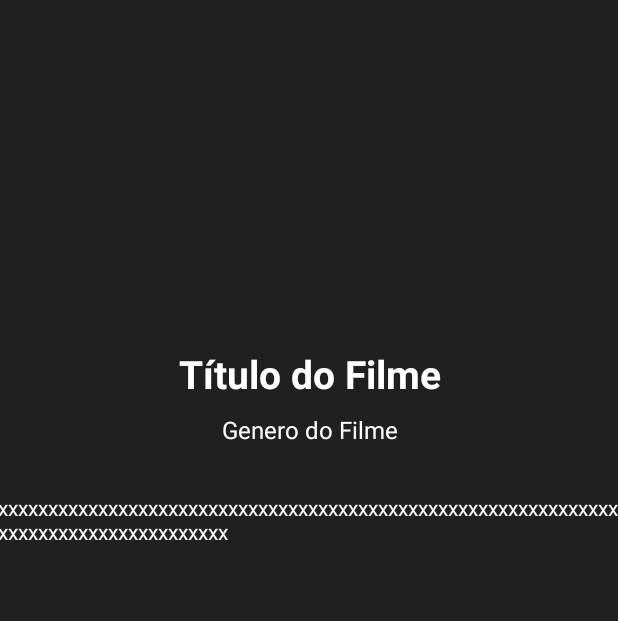
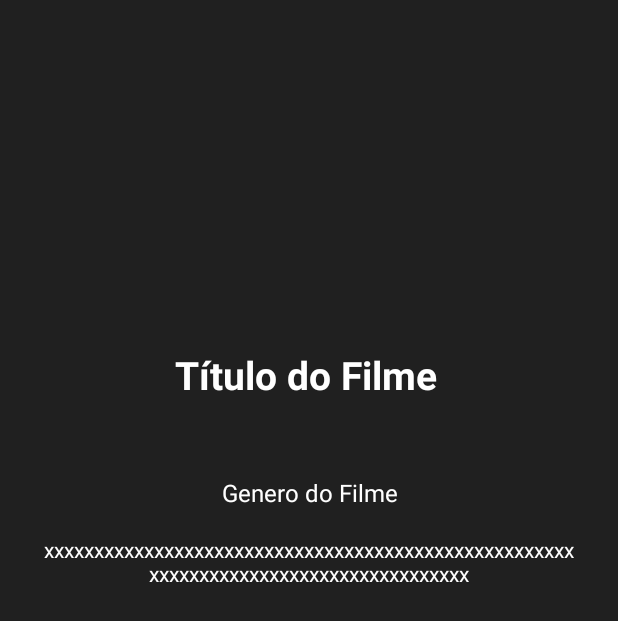
Before and after one commit to brunoluizcs/everis-becamobile-android, an Android app: the MovieDetails screen opened directly, with no data from a screen before it, on a phone screen of 412 x 824 dp. Shown: the top 621 px of the screen. Run offline under Robolectric (Android 15) with nearby library versions, the phone set to English and light mode, and no system bars; pictures from the network do not load.

Commit message:
Aplicação de melhorias no App

```diff
--- a/app/src/main/java/com/example/moviesapp/MovieAdapter.kt
+++ b/app/src/main/java/com/example/moviesapp/MovieAdapter.kt
@@ -1,9 +1,13 @@
 package com.example.moviesapp
 
 import android.content.Context
+import android.os.Bundle
 import android.view.LayoutInflater
 import android.view.View
 import android.view.ViewGroup
+import android.widget.ImageView
+import android.widget.TextView
+import androidx.appcompat.app.AppCompatActivity
 import androidx.recyclerview.widget.RecyclerView
 import com.bumptech.glide.Glide
 import com.example.moviesapp.databinding.ActivityMainBinding
@@ -21,6 +25,8 @@ class MovieAdapter (
         private val IMAGE_BASE = "https://image.tmdb.org/t/p/w500/"
         fun bindMovie(movie : Movies, listener: (Movies) -> Unit){
             itemView.movie_title.text = movie.title
+            itemView.movie_vote.text = "Avaliação: " + movie.vote
+            //itemView.movie_release_date.text = movie.release
             itemView.movie_release_date.text = movie.release
             Glide.with(itemView).load(IMAGE_BASE + movie.poster).into(itemView.movie_poster)
 
--- a/app/src/main/java/com/example/moviesapp/MovieDetails.kt
+++ b/app/src/main/java/com/example/moviesapp/MovieDetails.kt
@@ -1,25 +1,31 @@
 package com.example.moviesapp
 
 import android.os.Bundle
+import android.widget.ImageView
 import android.widget.TextView
 import androidx.appcompat.app.AppCompatActivity
+import com.bumptech.glide.Glide
 import com.example.moviesapp.model.Movies
 
 class MovieDetails : AppCompatActivity() {
 
+
+
     override fun onCreate(savedInstanceState: Bundle?) {
         super.onCreate(savedInstanceState)
         setContentView(R.layout.activity_movie_details)
-
+        val IMAGE_BASE = "https://image.tmdb.org/t/p/w500/"
         val movie = intent.getParcelableExtra<Movies>(MainActivity.INTENT_PARCELABLE)
-
-        //val imgSrc = findViewById<ImageView>(R.id.title_details)
-        val imgTitle = findViewById<TextView>(R.id.title_details)
-        //val imgDesc = findViewById<TextView>(R.id._imageDesc)
-
-        //imgSrc.setImageResource(image.imageSrc)
-        //imgTitle.text = image.imageTitle
-        //imgDesc.text = image.imageDesc
+        val movieImage = findViewById<ImageView>(R.id.poster_details)
+        val movieTitle = findViewById<TextView>(R.id.title_details)
+        val movieDate = findViewById<TextView>(R.id.genero_details)
+        val movieOverview = findViewById<TextView>(R.id.overview_details)
+        if (movie != null) {
+            movieOverview.text = movie.overview
+            movieTitle.text = movie.title
+            movieDate.text = "Sinopse"
+            Glide.with(movieImage).load(IMAGE_BASE + movie.poster).into(movieImage)
+        }
     }
 
 }
--- a/app/src/main/res/layout/activity_main.xml
+++ b/app/src/main/res/layout/activity_main.xml
@@ -39,7 +39,7 @@
                 android:layout_height="wrap_content"
                 android:layout_marginLeft="16dp"
                 android:layout_marginTop="16dp"
-                android:text="Filmes Populares da Semana"
+                android:text="Tendências da semana"
                 android:textColor="@color/white"
                 android:textSize="16sp" />
 
--- a/app/src/main/res/layout/activity_movie_details.xml
+++ b/app/src/main/res/layout/activity_movie_details.xml
@@ -17,24 +17,24 @@
 
     <TextView
         android:id="@+id/title_details"
-        android:layout_width="413dp"
-        android:layout_height="36dp"
-        android:layout_marginTop="19dp"
+        android:layout_width="396dp"
+        android:layout_height="70dp"
+        android:layout_marginTop="20dp"
         android:text="Título do Filme"
         android:textAlignment="center"
         android:textColor="@color/white"
         android:textSize="26sp"
         android:textStyle="bold"
         app:layout_constraintEnd_toEndOf="parent"
-        app:layout_constraintHorizontal_bias="0.238"
+        app:layout_constraintHorizontal_bias="0.363"
         app:layout_constraintStart_toStartOf="parent"
         app:layout_constraintTop_toBottomOf="@+id/poster_details" />
 
     <TextView
         android:id="@+id/genero_details"
-        android:layout_width="399dp"
-        android:layout_height="43dp"
-        android:layout_marginTop="8dp"
+        android:layout_width="375dp"
+        android:layout_height="23dp"
+        android:layout_marginTop="15dp"
         android:text="Genero do Filme"
         android:textAlignment="center"
         android:textColor="@color/white"
@@ -45,14 +45,15 @@
 
     <TextView
         android:id="@+id/overview_details"
-        android:layout_width="416dp"
-        android:layout_height="136dp"
-        android:layout_marginTop="10dp"
+        android:layout_width="356dp"
+        android:layout_height="177dp"
+        android:layout_marginTop="16dp"
+        android:autoText="false"
         android:text="xxxxxxxxxxxxxxxxxxxxxxxxxxxxxxxxxxxxxxxxxxxxxxxxxxxxxxxxxxxxxxxxxxxxxxxxxxxxxxxxxxxxx"
+        android:textAlignment="center"
         android:textColor="@color/white"
         android:textSize="14dp"
         app:layout_constraintEnd_toEndOf="parent"
-        app:layout_constraintHorizontal_bias="0.6"
         app:layout_constraintStart_toStartOf="parent"
         app:layout_constraintTop_toBottomOf="@+id/genero_details" />
 </androidx.constraintlayout.widget.ConstraintLayout>
--- a/app/src/main/res/values/strings.xml
+++ b/app/src/main/res/values/strings.xml
@@ -1,3 +1,5 @@
 <resources>
     <string name="app_name">MoviesApp</string>
+    <string name="avaliacao">Avaliação:</string>
+    <string name="lancamento">Lançamento:</string>
 </resources>
```
Also changed, not shown: app/src/main/java/com/example/moviesapp/model/Movies.kt (+10 -4 lines), app/src/main/res/layout/movie_item.xml (+18 -8 lines).
